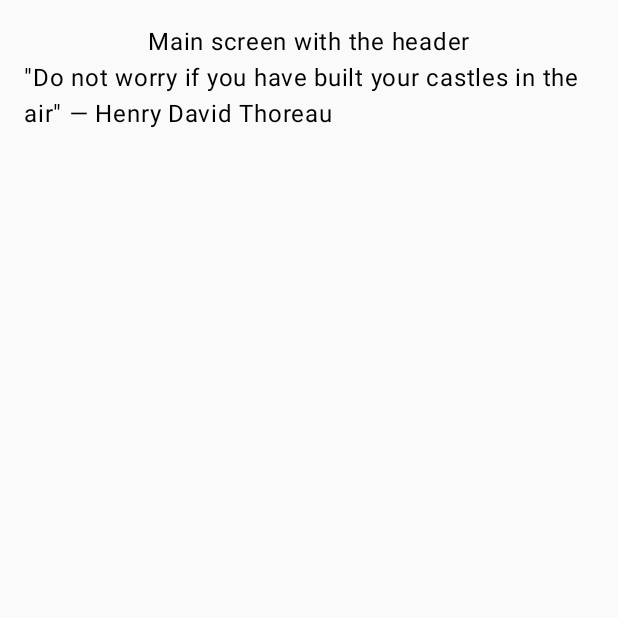
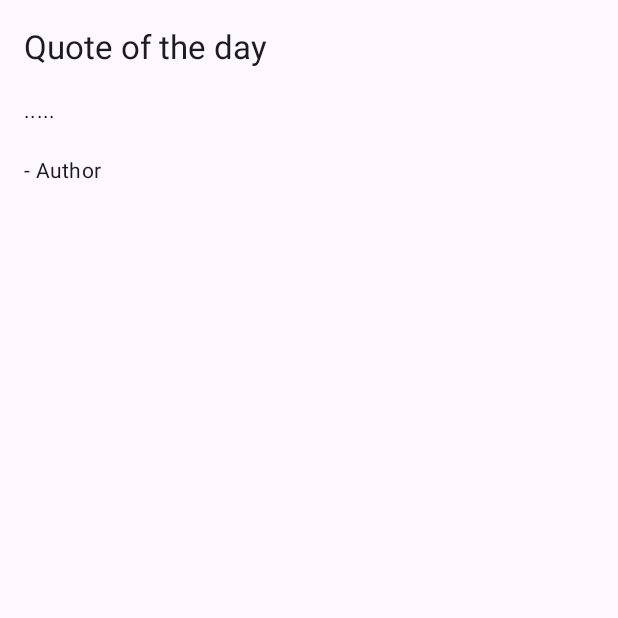
Before and after one commit to xtinabru/QuoteKa, an Android app built with Jetpack Compose: the screen it shows after launch (MainActivity), on a phone screen of 412 x 824 dp, the top half of it. Run offline under Robolectric (Android 15) with nearby library versions, the phone set to English and light mode, and no system bars.

Commit message:
feat: Add basic screens

```diff
--- a/app/src/main/java/com/example/quotekaapplication/MainActivity.kt
+++ b/app/src/main/java/com/example/quotekaapplication/MainActivity.kt
@@ -4,31 +4,32 @@ import android.os.Bundle
 import androidx.activity.ComponentActivity
 import androidx.activity.compose.setContent
 import androidx.activity.enableEdgeToEdge
-import androidx.compose.runtime.Composable
-import androidx.compose.ui.tooling.preview.Preview
-import com.example.quotekaapplication.screens.MainScreen
+import androidx.compose.foundation.layout.padding
+import androidx.compose.material3.BottomAppBar
+import androidx.compose.material3.ExperimentalMaterial3Api
+import androidx.compose.material3.Scaffold
+import androidx.compose.material3.TopAppBar
+import androidx.compose.material3.Text
+import androidx.compose.ui.Modifier
+import com.example.quotekaapplication.ui.theme.screens.HomeScreen
 import com.example.quotekaapplication.ui.theme.themes.QuotekaApplicationTheme
 
+@OptIn(ExperimentalMaterial3Api::class)
 class MainActivity : ComponentActivity() {
     override fun onCreate(savedInstanceState: Bundle?) {
         super.onCreate(savedInstanceState)
         enableEdgeToEdge()
         setContent {
             QuotekaApplicationTheme {
-                MainScreen()
-
-
+                // What we see
+                Scaffold(
+                    topBar = { TopAppBar(title = { Text("Quote of the day") }) },
+                    bottomBar = { BottomAppBar { /* btns */ } },
+                    content = { paddingValues ->
+                        HomeScreen(modifier = Modifier.padding(paddingValues))
+                    }
+                )
             }
         }
     }
 }
-
-@Preview(showBackground = true)
-@Composable
-fun NavigationPreview() {
-    QuotekaApplicationTheme {
-        MainScreen()
-
-
-    }
-}
--- /dev/null
+++ b/app/src/main/java/com/example/quotekaapplication/ui/theme/screens/HomeScreen.kt
@@ -0,0 +1,28 @@
+package com.example.quotekaapplication.ui.theme.screens
+
+import androidx.compose.foundation.layout.Column
+import androidx.compose.foundation.layout.Spacer
+import androidx.compose.foundation.layout.height
+import androidx.compose.foundation.layout.padding
+import androidx.compose.material3.MaterialTheme
+import androidx.compose.material3.Text
+import androidx.compose.runtime.Composable
+import androidx.compose.ui.Modifier
+import androidx.compose.ui.unit.dp
+
+
+@Composable
+fun HomeScreen(modifier: Modifier = Modifier) {
+    // get the quote of the day
+
+
+    Column(modifier = Modifier.padding(16.dp)) {
+        Text("Quote of the day", style = MaterialTheme.typography.titleLarge)
+        Spacer(modifier = Modifier.height(20.dp))
+
+        // Display the quote
+        Text(".....", style = MaterialTheme.typography.bodyMedium)
+        Spacer(modifier = Modifier.height(20.dp))
+        Text("- Author", style = MaterialTheme.typography.bodyMedium)
+    }
+}
--- a/app/src/main/java/com/example/quotekaapplication/ui/theme/screens/MainScreen.kt
+++ /dev/null
@@ -1,30 +0,0 @@
-package com.example.quotekaapplication.screens
-
-import androidx.compose.foundation.layout.Column
-import androidx.compose.foundation.layout.padding
-import androidx.compose.material3.Text
-import androidx.compose.runtime.Composable
-import androidx.compose.ui.Alignment
-import androidx.compose.ui.Modifier
-import androidx.compose.ui.tooling.preview.Preview
-import androidx.compose.ui.unit.dp
-
-@Composable
-fun MainScreen() {
-    Column(
-        horizontalAlignment = Alignment.CenterHorizontally,
-        modifier = Modifier.padding(16.dp)
-    ) {
-        Text(text = "Main screen with the header")
-
-        // Hardcoded list of quotes
-        Text(text = "\"Do not worry if you have built your castles in the air\" — Henry David Thoreau")
-
-    }
-}
-
-@Composable
-@Preview(showBackground = true)
-fun MainScreenPreview() {
-    MainScreen()
-}
```
Also changed, not shown: app/src/main/java/com/example/quotekaapplication/ui/theme/screens/BottomAppBar.kt (added, +11 -0 lines), app/src/main/java/com/example/quotekaapplication/ui/theme/screens/InfoScreen.kt (deleted, +0 -36 lines), app/src/main/java/com/example/quotekaapplication/ui/theme/screens/TopAppBar.kt (added, +14 -0 lines).
